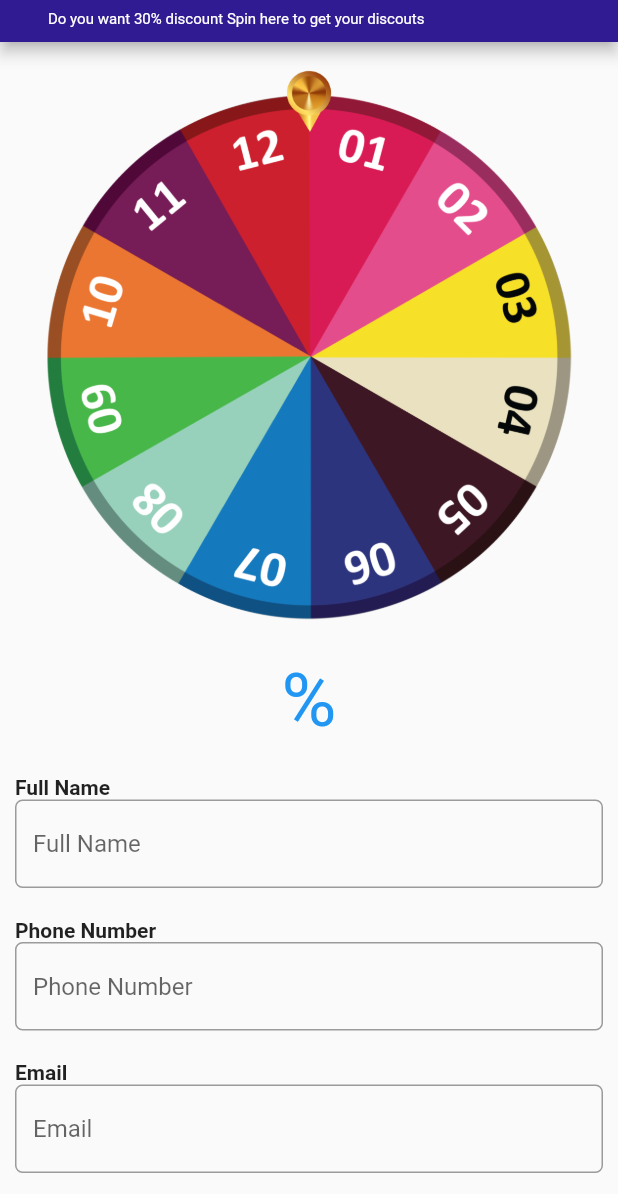
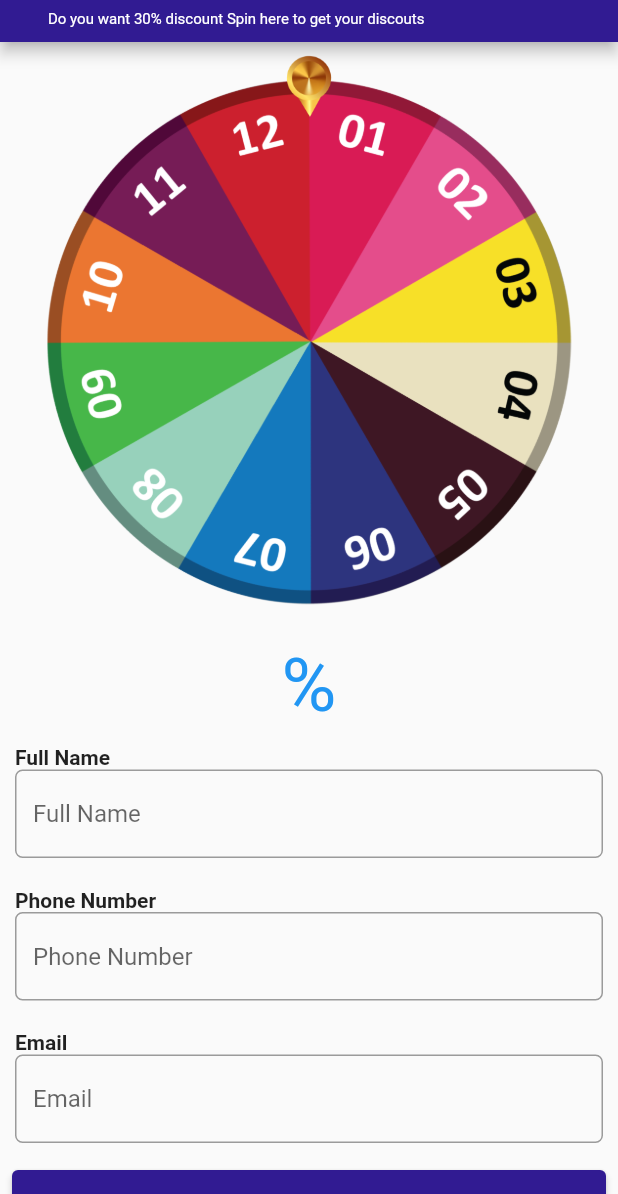
Before and after one commit to Shinas-Nazeer/spinwheel, a Flutter app: the screen it shows after launch, on a phone screen of 412 x 824 dp, the part 42-1236 px from its top. Run offline on Flutter 3.47's test engine with Material 2 defaults, Android fonts, the phone set to English and light mode, and no system bars; our stand-ins replace cloud_firestore, firebase_core; accounts and stored records are empty.

Commit message:
first commit

```diff
--- a/lib/main.dart
+++ b/lib/main.dart
@@ -23,6 +23,6 @@ class MyApp extends StatelessWidget {
           appBarTheme: AppBarTheme(color: Colors.deepPurple[900]),
           // primarySwatch: Colors.deepPurple,
         ),
-        home: SpinScreen());
+        home: SpinWidjet());
   }
 }
--- a/lib/screens/spin_screen.dart
+++ b/lib/screens/spin_screen.dart
@@ -1,19 +1,17 @@
 import 'package:cloud_firestore/cloud_firestore.dart';
 import 'package:flutter/material.dart';
-import 'package:spinwheel/constants/color.dart';
+
 import 'package:spinwheel/functions/validate_text.dart';
 import 'package:spinwheel/widgets/button.dart';
-import 'package:spinwheel/widgets/spin_widget.dart';
+
 import 'package:spinwheel/widgets/textfield_widget.dart';
 
-class SpinScreen extends StatefulWidget {
-  const SpinScreen({super.key});
+class SpinScreen extends StatelessWidget {
+SpinScreen({super.key, required this.discount, });
 
-  @override
-  State<SpinScreen> createState() => _SpinScreenState();
-}
 
-class _SpinScreenState extends State<SpinScreen> {
+final String discount;
+
   final TextEditingController _nameController = TextEditingController();
 
   final TextEditingController _numberController = TextEditingController();
@@ -24,41 +22,11 @@ class _SpinScreenState extends State<SpinScreen> {
 
   @override
   Widget build(BuildContext context) {
-    return Scaffold(
-       appBar: AppBar(
-          title: ListTile(
-        textColor: kWhite,
-        iconColor: Colors.green,
-        title: Row(
-          children: const [
-            Text('SPIN TO WIN'),
-            Icon(
-              Icons.circle,
-              size: 14.0,
-            )
-          ],
-        ),
-        subtitle: Column(
-          crossAxisAlignment: CrossAxisAlignment.start,
-          children: const [
-            kSizedbox,
-            Text(
-              'Do you want 30% discount Spin here to get your discouts',
-              style: TextStyle(fontSize: 10),
-            ),
-            kSizedbox
-          ],
-        ),
-      )),
-      body: SingleChildScrollView(
-        child: Form(
+    return Form(
       key: _formKey,
       child: Column(
         children: [
-              const Padding(
-                padding: EdgeInsets.all(10.0),
-                child: SpinWidjet(),
-              ),
+
           TextField1(
             labelText: 'Full Name',
             controller: _nameController,
@@ -91,6 +59,7 @@ class _SpinScreenState extends State<SpinScreen> {
                               'name': _nameController.text,
                               'number': _numberController.text,
                               'email': _emailController.text,
+                              'result': discount
                             }));
                         _nameController.clear();
                         _emailController.clear();
@@ -104,8 +73,6 @@ class _SpinScreenState extends State<SpinScreen> {
           )
         ],
       ),
-        ),
-      ),
     );
   }
 }
--- a/lib/widgets/spin_widget.dart
+++ b/lib/widgets/spin_widget.dart
@@ -1,6 +1,8 @@
 import 'dart:async';
 import 'dart:math';
 import 'package:flutter/material.dart';
+import 'package:spinwheel/constants/color.dart';
+import 'package:spinwheel/screens/spin_screen.dart';
 
 
 class SpinWidjet extends StatefulWidget {
@@ -60,7 +62,34 @@ class _SpinWidjetState extends State<SpinWidjet> {
 
   @override
   Widget build(BuildContext context) {
-    return Column(
+    return Scaffold(
+       appBar: AppBar(
+          title: ListTile(
+        textColor: kWhite,
+        iconColor: Colors.green,
+        title: Row(
+          children: const [
+            Text('SPIN TO WIN'),
+            Icon(
+              Icons.circle,
+              size: 14.0,
+            )
+          ],
+        ),
+        subtitle: Column(
+          crossAxisAlignment: CrossAxisAlignment.start,
+          children: const [
+            kSizedbox,
+            Text(
+              'Do you want 30% discount Spin here to get your discouts',
+              style: TextStyle(fontSize: 10),
+            ),
+            kSizedbox
+          ],
+        ),
+      )),
+      body: SingleChildScrollView(
+        child: Column(
             children: [
               SizedBox(
                 height: 400,
@@ -99,8 +128,10 @@ class _SpinWidjetState extends State<SpinWidjet> {
                 '$result%',
                 style: const TextStyle(color: Colors.blue, fontSize: 50),
               ),
-
+             SpinScreen(discount: result,)
             ],
+          ),
+      ),
     );
 
   }
```
Lines whose indentation alone changed are shown as unchanged.
